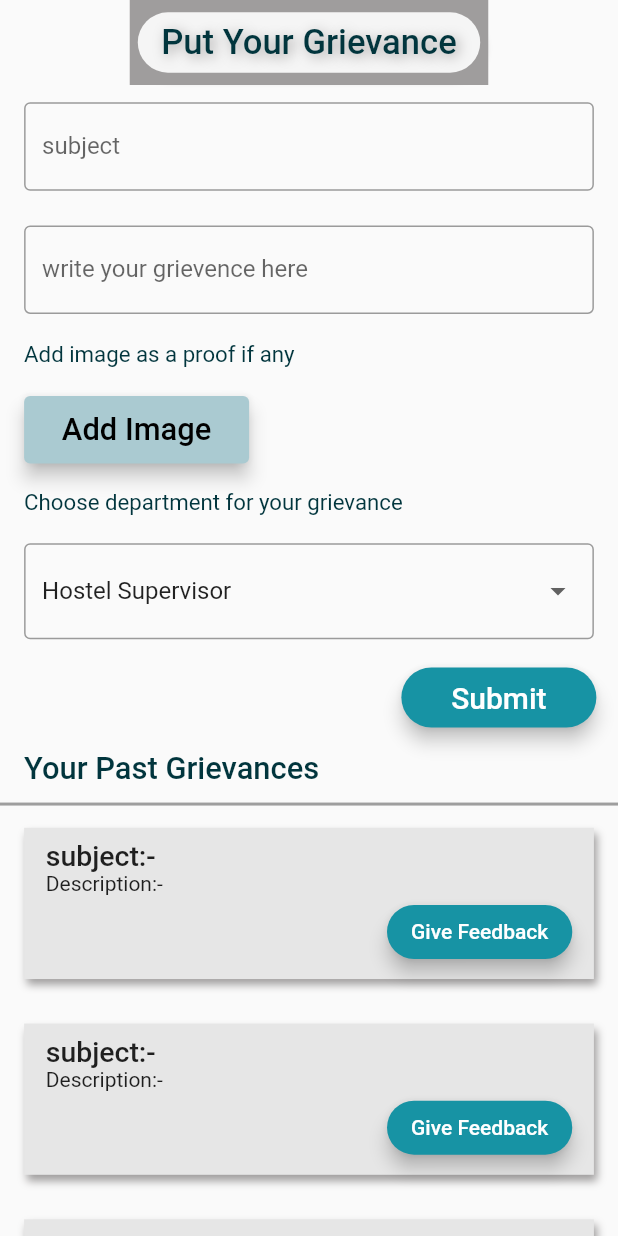
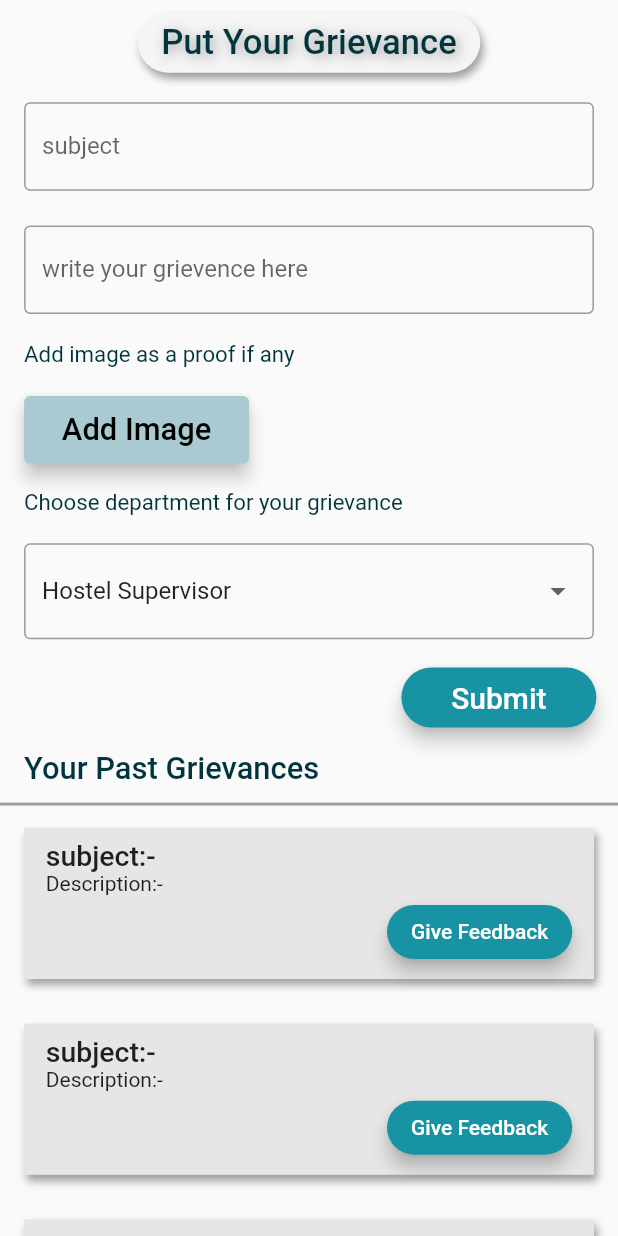
Before and after one commit to divyakekade/WCE-Support, a Flutter app: the PutGrievance screen opened directly, on a phone screen of 412 x 824 dp. Run offline on Flutter 3.47's test engine with Material 2 defaults, Android fonts, the phone set to English and light mode, and no system bars; our stand-ins replace flutter_inset_box_shadow; missing offline and left inert: dart:ffi, shadows.

Commit message:
design-changed

```diff
--- a/lib/screens/PutGrievance.dart
+++ b/lib/screens/PutGrievance.dart
@@ -32,12 +32,8 @@ class _PutGrievanceState extends State<PutGrievance> {
     return Scaffold(
       body:  Column(
           children: [
-            PhysicalModel(
 
-            color: Color.fromRGBO(159, 157, 157, 1),
-            shadowColor: Color.fromRGBO(159, 157, 157, 1),
-            elevation: -2,
-            child:Container(
+            Container(
               margin: EdgeInsets.symmetric(
                   horizontal: MediaQuery.of(context).size.width * 0.013,
                   vertical: MediaQuery.of(context).size.height * 0.01),
@@ -69,7 +65,7 @@ class _PutGrievanceState extends State<PutGrievance> {
                       )
                     ] ),
               ),
-            )),
+            ),
             Container(
               margin: EdgeInsets.symmetric(
                   horizontal: MediaQuery.of(context).size.width * 0.039,
```
